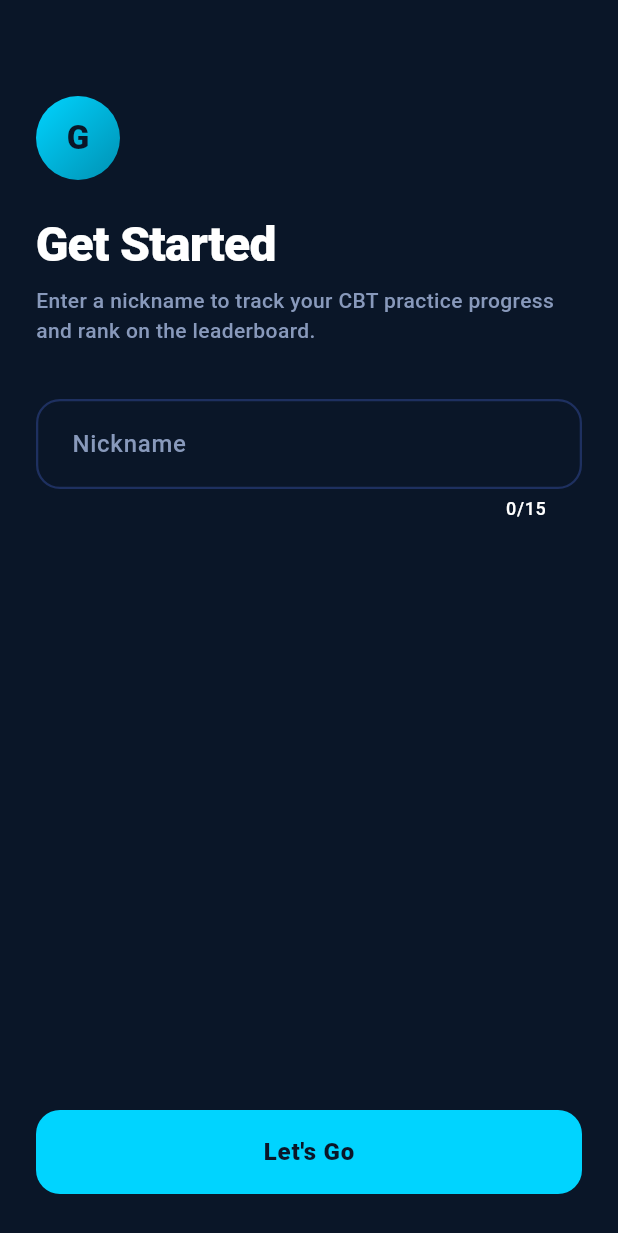
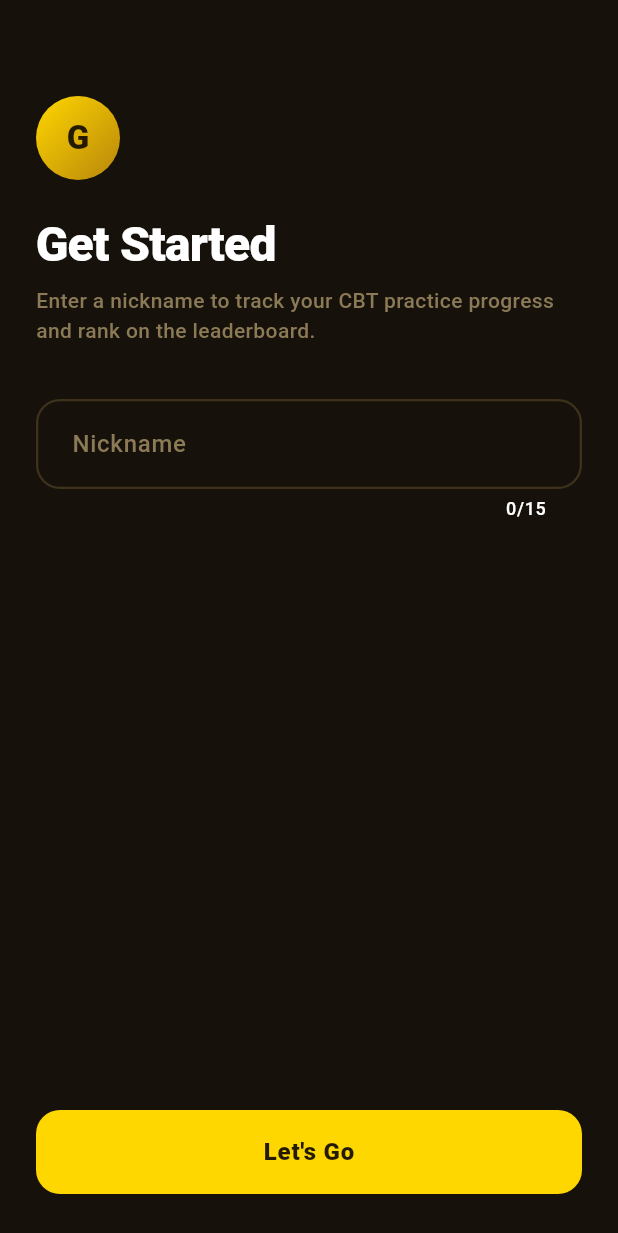
Before and after one commit to Cyberboyone/fulafiacbt, a Flutter app: the screen it shows after launch, on a phone screen of 412 x 824 dp. Shown: the top 1233 px of the screen. Run offline on Flutter 3.47's test engine with Material 3 defaults, Android fonts, the phone set to English and light mode, and no system bars; our stand-ins replace audioplayers, connectivity_plus, firebase_analytics, firebase_core, google_mobile_ads, hive_flutter and 3 more; accounts and stored records are empty; Roboto replaces fonts that are missing (Nunito); statements that could not run were skipped.

Commit message:
Replace cyan/blue/pink color scheme with yellow/gold theme

```diff
--- a/lib/config/theme.dart
+++ b/lib/config/theme.dart
@@ -61,72 +61,72 @@ class AppColors {
   static bool isDark = true;
 
   static const _Palette _darkPalette = _Palette(
-    background: Color(0xFF0A1628),
-    surface: Color(0xFF111D35),
-    card: Color(0xFF162040),
-    glassBg: Color(0x331A2A50),
-    glassBorder: Color(0x3300D4FF),
+    background: Color(0xFF16120B),
+    surface: Color(0xFF1E1810),
+    card: Color(0xFF262012),
+    glassBg: Color(0x332B2313),
+    glassBorder: Color(0x33FFD700),
     foreground: Color(0xFFFFFFFF),
     textPrimary: Color(0xFFFFFFFF),
-    textSecondary: Color(0xFF8899BB),
-    textMuted: Color(0xFF556688),
-    muted: Color(0xFF1A2A50),
-    border: Color(0xFF1E3060),
-    divider: Color(0xFF1A2A50),
+    textSecondary: Color(0xFF8B7A55),
+    textMuted: Color(0xFF5C5344),
+    muted: Color(0xFF2B2313),
+    border: Color(0xFF3E321C),
+    divider: Color(0xFF2B2313),
     correctLight: Color(0x3300E676),
     incorrectLight: Color(0x33FF5252),
     warningLight: Color(0x33FFAB40),
     goldLight: Color(0x33FFD700),
-    xpLight: Color(0x33BB86FC),
-    streakLight: Color(0x33FF6B9D),
+    xpLight: Color(0x33FFD166),
+    streakLight: Color(0x33FFB300),
     coinsLight: Color(0x33FFD700),
-    sky: Color(0x3300D4FF),
-    peach: Color(0x33FF6B9D),
-    mint: Color(0x3300E676),
-    lavender: Color(0x33BB86FC),
+    sky: Color(0x33FFD700),
+    peach: Color(0x33FFB300),
+    mint: Color(0x33FFE566),
+    lavender: Color(0x33FFD700),
     darkGradient: LinearGradient(
-      colors: [Color(0xFF0A1628), Color(0xFF111D35)],
+      colors: [Color(0xFF16120B), Color(0xFF1E1810)],
       begin: Alignment.topCenter,
       end: Alignment.bottomCenter,
     ),
     glassGradient: LinearGradient(
-      colors: [Color(0x1A00D4FF), Color(0x0DFFFFFF)],
+      colors: [Color(0x1AFFD700), Color(0x0DFFFFFF)],
       begin: Alignment.topLeft,
       end: Alignment.bottomRight,
     ),
   );
 
   static const _Palette _lightPalette = _Palette(
-    background: Color(0xFFF3F6FB),
+    background: Color(0xFFFBF7EE),
     surface: Color(0xFFFFFFFF),
-    card: Color(0xFFE8EEF7),
-    glassBg: Color(0xFFEAF0FA),
-    glassBorder: Color(0x5900D4FF),
-    foreground: Color(0xFF0F1B33),
-    textPrimary: Color(0xFF0F1B33),
-    textSecondary: Color(0xFF516171),
-    textMuted: Color(0xFF8B98AE),
-    muted: Color(0xFFE2E9F4),
-    border: Color(0xFFD9E2F0),
-    divider: Color(0xFFE6ECF5),
+    card: Color(0xFFF4EBD7),
+    glassBg: Color(0xFFFFF6DE),
+    glassBorder: Color(0x59FFD700),
+    foreground: Color(0xFF241C0E),
+    textPrimary: Color(0xFF241C0E),
+    textSecondary: Color(0xFF6B5D3F),
+    textMuted: Color(0xFF978B6B),
+    muted: Color(0xFFF2E8CF),
+    border: Color(0xFFE4D5A8),
+    divider: Color(0xFFF0E7D0),
     correctLight: Color(0xFFE2F8EC),
     incorrectLight: Color(0xFFFFE9EA),
     warningLight: Color(0xFFFFF3E1),
     goldLight: Color(0xFFFFF4D8),
-    xpLight: Color(0xFFF2E9FF),
-    streakLight: Color(0xFFFFE9F2),
+    xpLight: Color(0xFFFFF0C4),
+    streakLight: Color(0xFFFFF0C4),
     coinsLight: Color(0xFFFFF4D8),
-    sky: Color(0xFFE0F6FF),
-    peach: Color(0xFFFFEAF2),
-    mint: Color(0xFFE2F8EC),
-    lavender: Color(0xFFF2E9FF),
+    sky: Color(0xFFFFF4D8),
+    peach: Color(0xFFFFEDCF),
+    mint: Color(0xFFFFFBE8),
+    lavender: Color(0xFFFFF6D8),
     darkGradient: LinearGradient(
-      colors: [Color(0xFFF6F9FE), Color(0xFFEDF2FA)],
+      colors: [Color(0xFFFFFBF1), Color(0xFFFFF5DE)],
       begin: Alignment.topCenter,
       end: Alignment.bottomCenter,
     ),
     glassGradient: LinearGradient(
-      colors: [Color(0x1400D4FF), Color(0x0DFFFFFF)],
+      colors: [Color(0x14FFD700), Color(0x0DFFFFFF)],
       begin: Alignment.topLeft,
       end: Alignment.bottomRight,
     ),
@@ -134,15 +134,15 @@ class AppColors {
 
   static _Palette get _c => isDark ? _darkPalette : _lightPalette;
 
-  // ── Primary (Cyan) ──
-  static const Color primary = Color(0xFF00D4FF);
-  static const Color primaryLight = Color(0xFF5CE1FF);
-  static const Color primaryDark = Color(0xFF0091B3);
-  static const Color onPrimary = Color(0xFF0A1628);
+  // ── Primary (Gold) ──
+  static const Color primary = Color(0xFFFFD700);
+  static const Color primaryLight = Color(0xFFFFE566);
+  static const Color primaryDark = Color(0xFFB8860B);
+  static const Color onPrimary = Color(0xFF241A00);
 
-  // ── Secondary (Pink) ──
-  static const Color secondary = Color(0xFFFF6B9D);
-  static const Color secondaryLight = Color(0xFFFF9DC2);
+  // ── Secondary (Amber) ──
+  static const Color secondary = Color(0xFFFFB300);
+  static const Color secondaryLight = Color(0xFFFFCA56);
 
   // ── Accent (Gold) ──
   static const Color accent = Color(0xFFFFD700);
@@ -180,9 +180,9 @@ class AppColors {
   // ── Gamification ──
   static const Color gold = Color(0xFFFFD700);
   static Color get goldLight => _c.goldLight;
-  static const Color xp = Color(0xFFBB86FC);
+  static const Color xp = Color(0xFFFFD166);
   static Color get xpLight => _c.xpLight;
-  static const Color streak = Color(0xFFFF6B9D);
+  static const Color streak = Color(0xFFFFB300);
   static Color get streakLight => _c.streakLight;
   static const Color coins = Color(0xFFFFD700);
   static Color get coinsLight => _c.coinsLight;
@@ -197,7 +197,7 @@ class AppColors {
   static Color get sky => _c.sky;
   static Color get mint => _c.mint;
   static Color get lavender => _c.lavender;
-  static const Color cardShadow = Color(0x1A00D4FF);
+  static const Color cardShadow = Color(0x1AFFD700);
 
   // ── Shadows ──
   static final List<BoxShadow> clayShadow = [
@@ -239,7 +239,7 @@ class AppColors {
 
   // ── Gradients ──
   static const LinearGradient primaryGradient = LinearGradient(
-    colors: [Color(0xFF00D4FF), Color(0xFF0091B3)],
+    colors: [Color(0xFFFFD700), Color(0xFFB8860B)],
     begin: Alignment.topLeft,
     end: Alignment.bottomRight,
   );
@@ -269,7 +269,7 @@ class AppColors {
   );
 
   static const LinearGradient xpGradient = LinearGradient(
-    colors: [Color(0xFFBB86FC), Color(0xFF9C64FC)],
+    colors: [Color(0xFFFFD166), Color(0xFFFFB300)],
     begin: Alignment.topLeft,
     end: Alignment.bottomRight,
   );
--- a/pubspec.yaml
+++ b/pubspec.yaml
@@ -56,7 +56,7 @@ flutter_launcher_icons:
   ios: true
   remove_alpha_ios: true
   image_path: "assets/icon.png"
-  adaptive_icon_background: "#1B3A6B"
+  adaptive_icon_background: "#FFD700"
   adaptive_icon_foreground: "assets/icon.png"
 
 flutter:
```
Also changed, not shown: lib/screens/practice_result_screen.dart (+6 -6 lines), lib/screens/result_screen.dart (+6 -6 lines), 4 other files.
